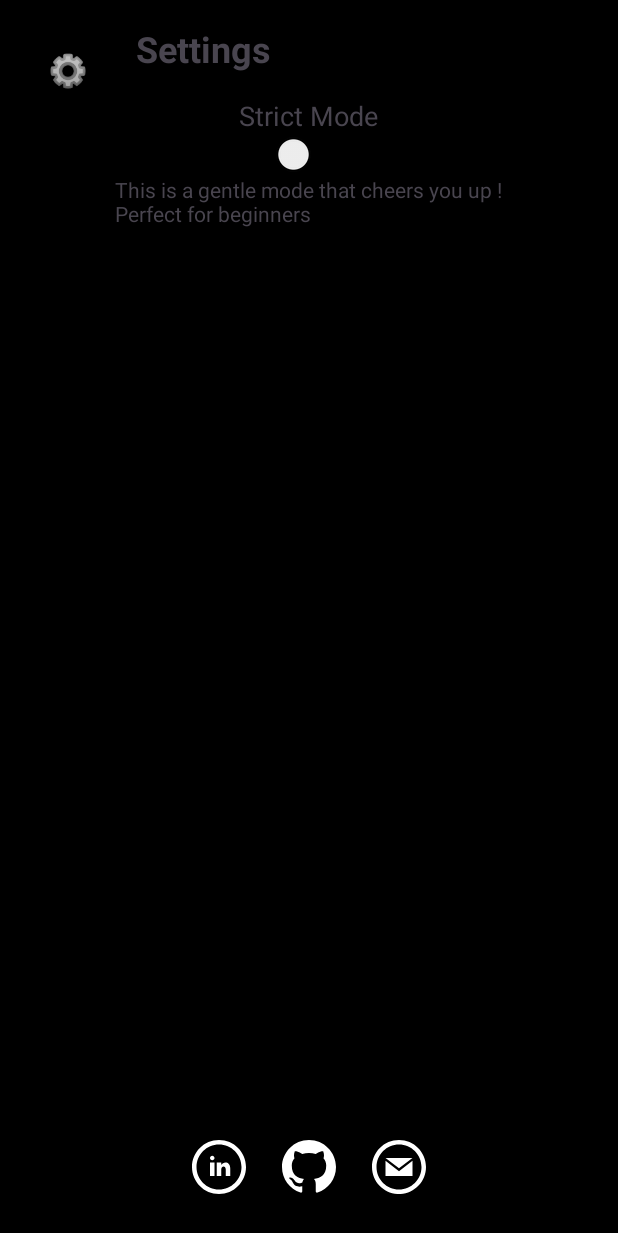
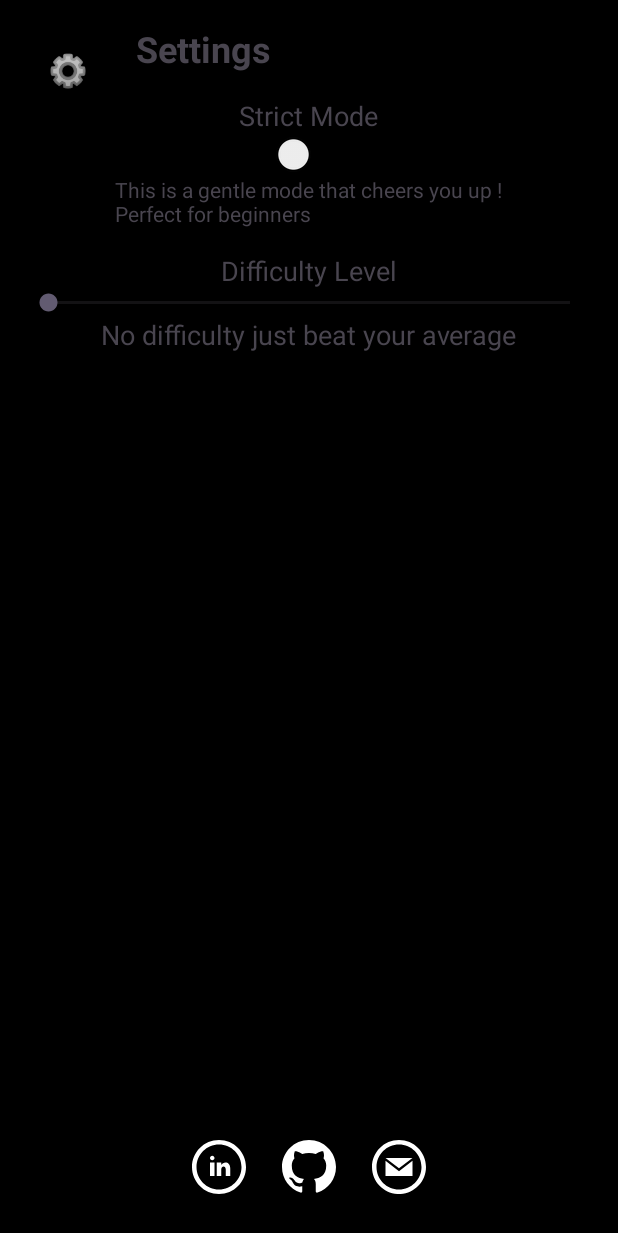
Before and after one commit to ResetPath/ResetPath, an Android app: the screen it shows after launch (SettingsActivity), after a tap on "⚙️", on a phone screen of 412 x 824 dp. Shown: the top 1233 px of the screen. Run offline under Robolectric (Android 15) with nearby library versions, the phone set to English and light mode, and no system bars.

Commit message:
Add Difficulty level

```diff
--- a/app/src/main/java/com/smokless/smokeless/MainActivity.java
+++ b/app/src/main/java/com/smokless/smokeless/MainActivity.java
@@ -572,7 +572,9 @@ public class MainActivity extends AppCompatActivity {
         double bestScoreMonth = getBestTime("month");
         double bestScoreWeek = getBestTime("week");
         double standardDeviation = getStandardDeviation("all");
-        double currentGoal = averageScoreAll + standardDeviation*3;
+        SharedPreferences sharedPreferences = getSharedPreferences("SmokelessPrefs", MODE_PRIVATE);
+        int difficultyLevel = sharedPreferences.getInt("difficultyLevel", 0);
+        double currentGoal = averageScoreAll + standardDeviation * difficultyLevel;
 
         percentBestScoreAll = (currentScore / bestScoreAll) * 100;
         percentAverageScoreAll = (currentScore / averageScoreAll) * 100;
@@ -589,7 +591,6 @@ public class MainActivity extends AppCompatActivity {
         percentLatestScore = (currentScore / latestScore) * 100;
         percentCurrentGoal = (currentScore / currentGoal) * 100;
 
-        SharedPreferences sharedPreferences;
         sharedPreferences = getSharedPreferences(PREF_NAME, Context.MODE_PRIVATE);
         boolean isStrictModeEnabled = sharedPreferences.getBoolean(KEY_STRICT_MODE, false);
         if (isStrictModeEnabled) {
--- a/app/src/main/java/com/smokless/smokeless/SettingsActivity.java
+++ b/app/src/main/java/com/smokless/smokeless/SettingsActivity.java
@@ -7,6 +7,7 @@ import android.net.Uri;
 import android.os.Bundle;
 import android.view.View;
 import android.widget.CompoundButton;
+import android.widget.SeekBar;
 import android.widget.Switch;
 import android.widget.TextView;
 
@@ -18,7 +19,7 @@ public class SettingsActivity extends AppCompatActivity {
     private TextView strictModeHelper;
     private SharedPreferences sharedPreferences;
 
-    private static final String PREF_NAME = "SmokeLessPrefs"; // Replace with your preference name
+    private static final String PREF_NAME = "SmokelessPrefs"; // Replace with your preference name
     private static final String KEY_STRICT_MODE = "strictMode";
 
     @Override
@@ -56,6 +57,69 @@ public class SettingsActivity extends AppCompatActivity {
                 }
             }
         });
+        SeekBar difficultyLevelSeekBar = findViewById(R.id.difficultyLevelSeekBar);
+        TextView tvDifficultyLevelValue = findViewById(R.id.tvDifficultyLevelValue);
+        SharedPreferences sharedPreferences = getSharedPreferences("SmokelessPrefs", MODE_PRIVATE);
+        int difficultyLevel = sharedPreferences.getInt("difficultyLevel", 0);
+        difficultyLevelSeekBar.setProgress(difficultyLevel, true);
+        switch (difficultyLevel) {
+            case 0:
+                tvDifficultyLevelValue.setText("No difficulty just beat your average");
+                break;
+            case 1:
+                tvDifficultyLevelValue.setText("That's a start");
+                break;
+            case 2:
+                tvDifficultyLevelValue.setText("Now we're getting somewhere");
+                break;
+            case 3:
+                tvDifficultyLevelValue.setText("You're gonna make it for sure");
+                break;
+            case 4:
+                tvDifficultyLevelValue.setText("Are you even smoking ?");
+                break;
+        }
+
+        difficultyLevelSeekBar.setOnSeekBarChangeListener(new SeekBar.OnSeekBarChangeListener() {
+            @Override
+            public void onProgressChanged(SeekBar seekBar, int progress, boolean fromUser) {
+                // Update the difficulty level value
+                int difficultyLevel = progress;
+                switch (difficultyLevel) {
+                    case 0:
+                        tvDifficultyLevelValue.setText("No difficulty just beat your average");
+                        break;
+                    case 1:
+                        tvDifficultyLevelValue.setText("That's a start");
+                        break;
+                    case 2:
+                        tvDifficultyLevelValue.setText("Now we're getting somewhere");
+                        break;
+                    case 3:
+                        tvDifficultyLevelValue.setText("You're gonna make it for sure");
+                        break;
+                    case 4:
+                        tvDifficultyLevelValue.setText("Are you even smoking ?");
+                        break;
+                }
+            }
+
+            @Override
+            public void onStartTrackingTouch(SeekBar seekBar) {
+            }
+
+            @Override
+            public void onStopTrackingTouch(SeekBar seekBar) {
+                // Save the difficulty level to shared preferences
+                int difficultyLevel = seekBar.getProgress();
+                SharedPreferences sharedPreferences = getSharedPreferences("SmokelessPrefs", MODE_PRIVATE);
+                SharedPreferences.Editor editor = sharedPreferences.edit();
+                editor.putInt("difficultyLevel", difficultyLevel);
+                editor.apply();
+            }
+        });
+
+
     }
 
     public void onMenuIconClicked(View view) {
--- a/app/src/main/res/layout/activity_main.xml
+++ b/app/src/main/res/layout/activity_main.xml
@@ -471,7 +471,8 @@
                     />
             </TableRow>
             <TableRow
-                android:paddingVertical="2dp">
+                android:paddingVertical="2dp"
+                android:layout_marginVertical="12dp">
                 <TextView
                     android:id="@+id/statusLatestScore"
                     android:layout_width="wrap_content"
--- a/app/src/main/res/layout/activity_settings.xml
+++ b/app/src/main/res/layout/activity_settings.xml
@@ -60,6 +60,40 @@
             android:layout_height="wrap_content"
             android:layout_gravity="center_horizontal" />
     </LinearLayout>
+
+    <LinearLayout
+        android:id="@+id/settingsDifficultyLevel"
+        android:layout_width="match_parent"
+        android:layout_height="wrap_content"
+        android:orientation="vertical"
+        android:layout_below="@id/settingsStrictMode"
+        android:layout_marginTop="16dp">
+
+        <TextView
+            android:id="@+id/tvDifficultyLevel"
+            android:layout_width="wrap_content"
+            android:layout_height="wrap_content"
+            android:text="Difficulty Level"
+            android:textSize="18sp"
+            android:layout_gravity="center_horizontal" />
+
+        <SeekBar
+            android:id="@+id/difficultyLevelSeekBar"
+            android:layout_width="match_parent"
+            android:layout_height="wrap_content"
+            android:min="0"
+            android:max="4"
+            android:layout_gravity="center_horizontal" />
+
+        <TextView
+            android:id="@+id/tvDifficultyLevelValue"
+            android:layout_width="wrap_content"
+            android:layout_height="wrap_content"
+            android:text="0"
+            android:textSize="18sp"
+            android:layout_gravity="center_horizontal" />
+    </LinearLayout>
+
     <!-- Linear Layout for Icons (GitHub, LinkedIn, Email) -->
     <LinearLayout
         android:id="@+id/iconLinearLayout"
```
Also changed, not shown: 2 other files.
